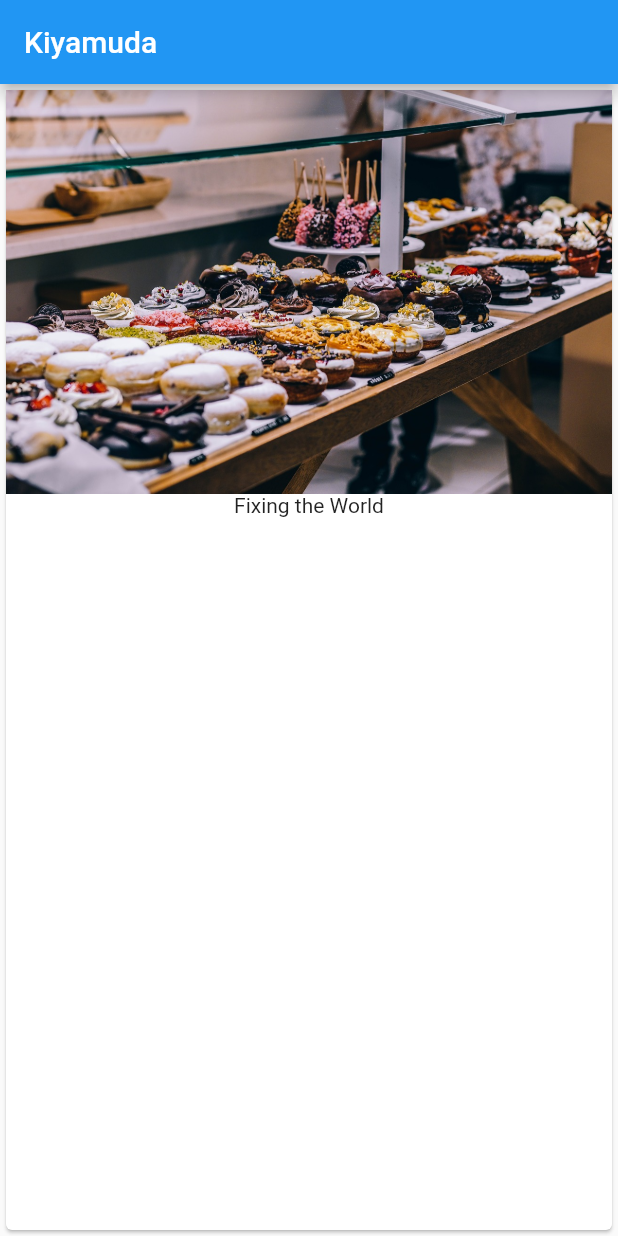
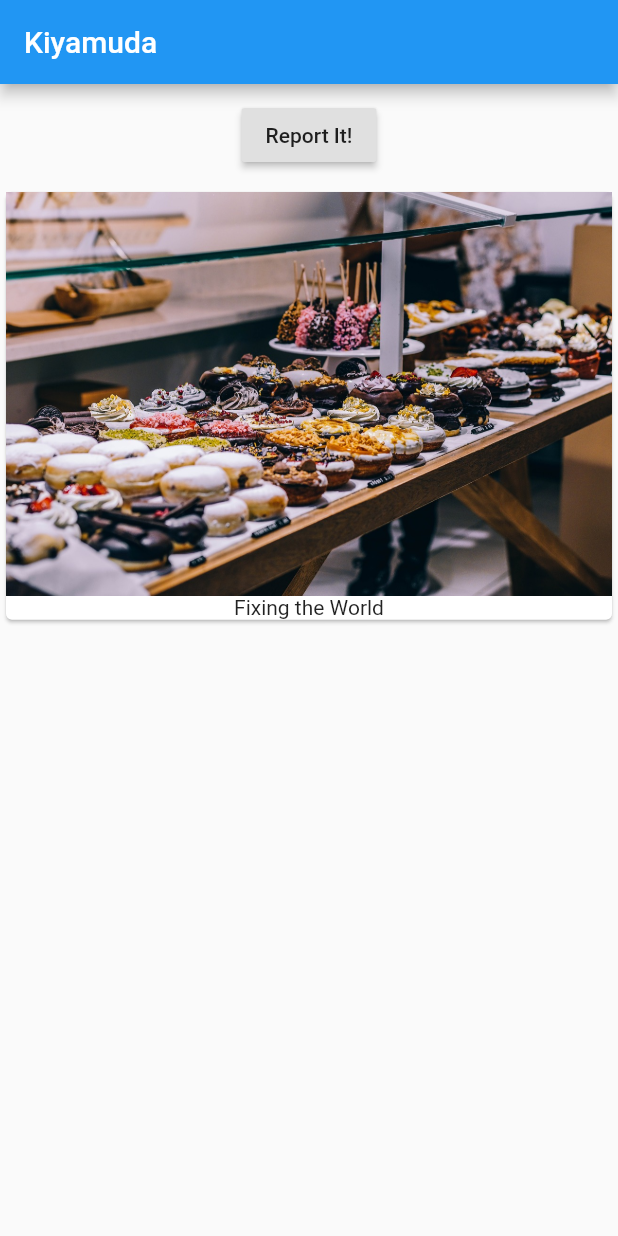
Before and after one commit to 95Revolution/Kiyamuda-flutter, a Flutter app: the screen it shows after launch, on a phone screen of 412 x 824 dp. Run offline on Flutter 3.47's test engine with Material 2 defaults, Android fonts, the phone set to English and light mode, and no system bars.

Commit message:
Added image card and report button

```diff
--- a/lib/main.dart
+++ b/lib/main.dart
@@ -10,7 +10,16 @@ class MyApp extends StatelessWidget {
           appBar: AppBar(
             title: Text('Kiyamuda'),
           ),
-        body: Card(
+          body: Column(
+            children: <Widget>[
+              Container(
+                margin: EdgeInsets.all(10.0),
+                child: RaisedButton(
+                  onPressed: () {},
+                  child: Text('Report It!'),
+                ),
+              ),
+              Card(
                 child: Column(
                   children: <Widget>[
                     Image.asset('assets/food.jpg'),
@@ -18,7 +27,8 @@ class MyApp extends StatelessWidget {
                   ],
                 ),
               ),
-      ),
+            ],
+          )),
     );
   }
 }
```
Lines whose indentation alone changed are shown as unchanged.
